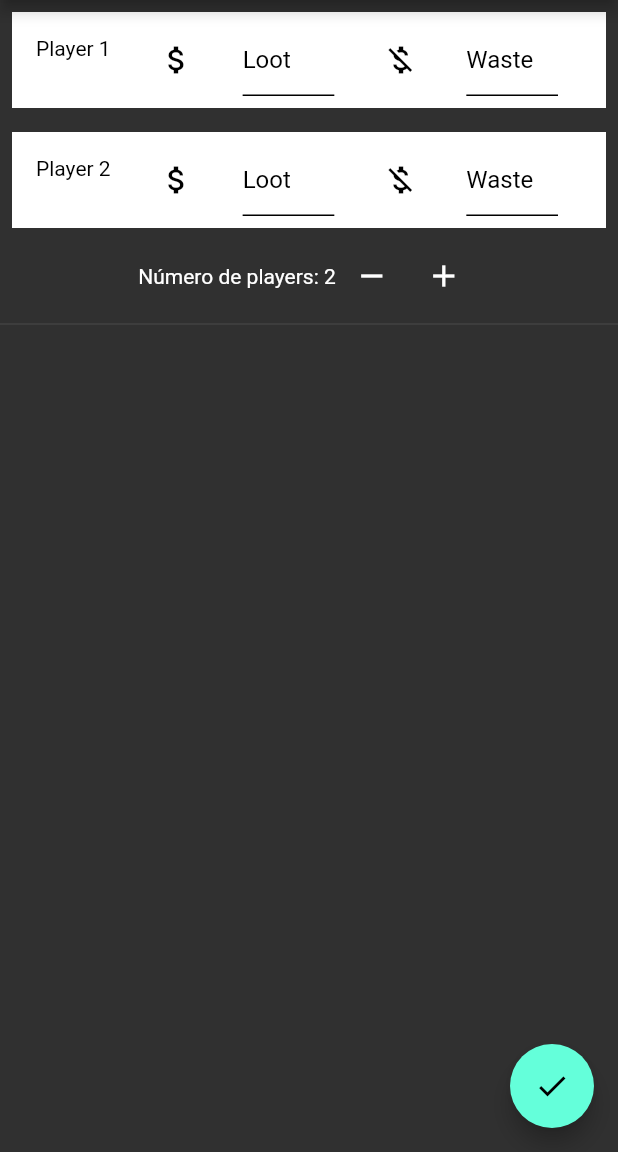
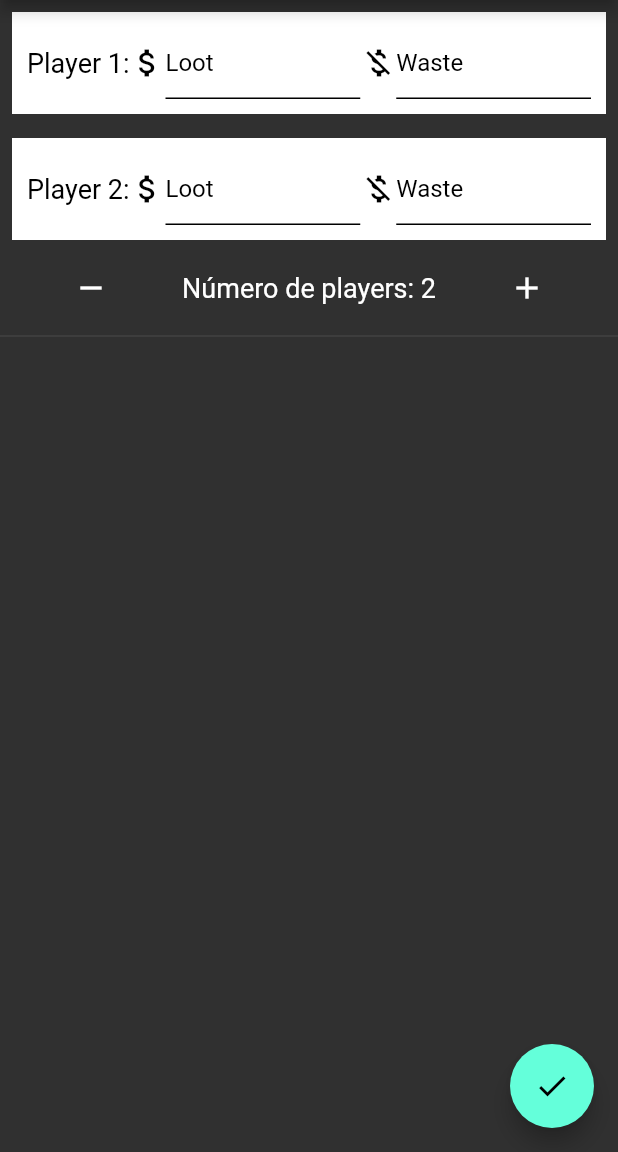
Before and after one commit to naslausky/loot_calculator, a Flutter app: the screen it shows after launch, on a phone screen of 412 x 824 dp, the part 84-1236 px from its top. Run offline on Flutter 3.47's test engine with Material 2 defaults, Android fonts, the light colour scheme and no system bars; our stand-ins replace share.

Commit message:
Modifica lista de textEdits e estilo em geral

```diff
--- a/lib/telaValores.dart
+++ b/lib/telaValores.dart
@@ -73,9 +73,8 @@ class _TelaValoresState extends State<TelaValores> {
     List<Widget> lista = [];
     lista += listaTextEdits();
     lista.add(Row(
-      mainAxisAlignment: MainAxisAlignment.center,
+      mainAxisAlignment: MainAxisAlignment.spaceEvenly,
       children: <Widget>[
-        Text('Número de players: $numeroDePlayersEscolhido'),
         IconButton(
             icon: Icon(Icons.remove),
             onPressed: () {
@@ -85,6 +84,10 @@ class _TelaValoresState extends State<TelaValores> {
                   numeroDePlayersEscolhido--;
                 });
             }),
+        Text(
+          'Número de players: $numeroDePlayersEscolhido',
+          style: TextStyle(fontSize: 18.0),
+        ),
         IconButton(
             icon: Icon(Icons.add),
             onPressed: () {
@@ -101,7 +104,7 @@ class _TelaValoresState extends State<TelaValores> {
     lista.add(Center(
       child: Text(
         (calculado ? 'Resultado:' : ''),
-        style: TextStyle(fontSize: 20.0),
+        style: TextStyle(fontSize: 22.0),
       ),
     ));
     if (calculado) lista += listaResultado();
@@ -123,25 +126,22 @@ class _TelaValoresState extends State<TelaValores> {
       lista.add(Padding(
         padding: const EdgeInsets.all(8.0),
         child: Container(
+          padding: EdgeInsets.all(10.0),
           color: Colors.white,
-          child: ListTile(
-            leading: Text(
-              'Player ${i + 1}',
-              style: TextStyle(color: Colors.black),
+          child: Row(
+            children: <Widget>[
+              Text(
+                'Player ${i + 1}:',
+                style: TextStyle(color: Colors.black, fontSize: 18.0),
               ),
-            title: Row(
-              children: <Widget>[
-                Expanded(
-                  child: ListTile(
-                    leading: Icon(
+              Icon(
                 Icons.attach_money,
                 color: Colors.black,
               ),
-                    title: TextField(
+              Expanded(
+                  child: TextField(
                 keyboardType: TextInputType.numberWithOptions(),
-                      inputFormatters: [
-                        WhitelistingTextInputFormatter.digitsOnly
-                      ],
+                inputFormatters: [WhitelistingTextInputFormatter.digitsOnly],
                 decoration: InputDecoration(
                     enabledBorder: UnderlineInputBorder(),
                     hintText: 'Loot',
@@ -153,35 +153,28 @@ class _TelaValoresState extends State<TelaValores> {
                   });
                 },
                 controller: loots[i],
-                    ),
-                  ),
-                ),
-                Expanded(
-                  child: ListTile(
-                    leading: Icon(
+              )),
+              Icon(
                 Icons.money_off,
                 color: Colors.black,
               ),
-                    title: TextField(
+              Expanded(
+                  child: TextField(
                 keyboardType: TextInputType.numberWithOptions(),
-                        inputFormatters: [
-                          WhitelistingTextInputFormatter.digitsOnly
-                        ],
+                inputFormatters: [WhitelistingTextInputFormatter.digitsOnly],
                 decoration: InputDecoration(
                     enabledBorder: UnderlineInputBorder(),
                     hintText: 'Waste',
                     hintStyle: TextStyle(color: Colors.black)),
                 style: TextStyle(color: Colors.black),
-                        controller: wastes[i],
                 onChanged: (valor) {
                   setState(() {
                     calculado = false;
                   });
-                        }),
-                  ),
-                )
+                },
+                controller: wastes[i],
+              )),
             ],
-            ),
           ),
         ),
       ));
@@ -220,3 +213,61 @@ class _TelaValoresState extends State<TelaValores> {
     );
   }
 }
+
+//
+//ListTile(
+//leading: ,
+//title: Row(
+//children: <Widget>[
+//Expanded(
+//child: ListTile(
+//leading: Icon(
+//Icons.attach_money,
+//color: Colors.black,
+//),
+//title: TextField(
+//keyboardType: TextInputType.numberWithOptions(),
+//inputFormatters: [
+//WhitelistingTextInputFormatter.digitsOnly
+//],
+//decoration: InputDecoration(
+//enabledBorder: UnderlineInputBorder(),
+//hintText: 'Loot',
+//hintStyle: TextStyle(color: Colors.black)),
+//style: TextStyle(color: Colors.black),
+//onChanged: (valor) {
+//setState(() {
+//calculado = false;
+//});
+//},
+//controller: loots[i],
+//),
+//),
+//),
+//Expanded(
+//child: ListTile(
+//leading: Icon(
+//Icons.money_off,
+//color: Colors.black,
+//),
+//title: TextField(
+//keyboardType: TextInputType.numberWithOptions(),
+//inputFormatters: [
+//WhitelistingTextInputFormatter.digitsOnly
+//],
+//decoration: InputDecoration(
+//enabledBorder: UnderlineInputBorder(),
+//hintText: 'Waste',
+//hintStyle: TextStyle(color: Colors.black)),
+//style: TextStyle(color: Colors.black),
+//controller: wastes[i],
+//onChanged: (valor) {
+//setState(() {
+//calculado = false;
+//});
+//}),
+//),
+//)
+//],
+//),
+//)
```
Lines whose indentation alone changed are shown as unchanged.
